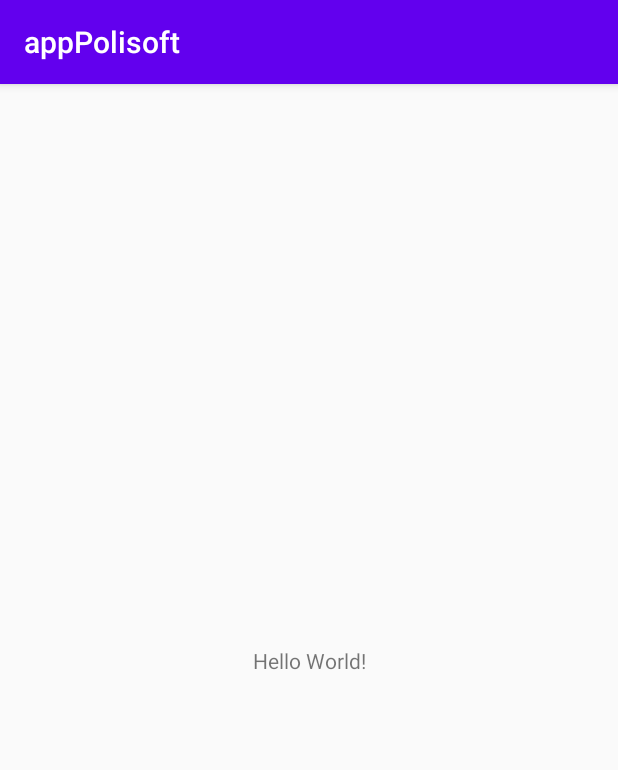
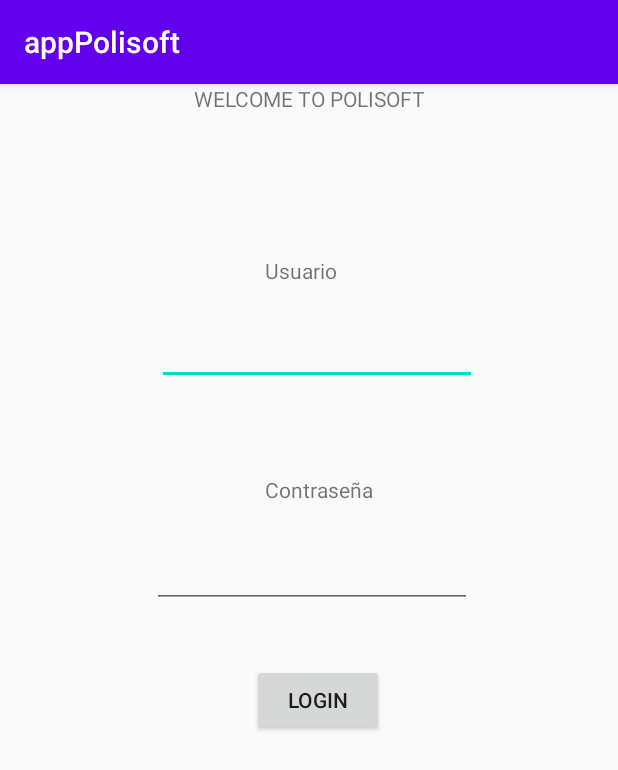
Before and after one commit to jotace357/appPolisoft, an Android app: the screen it shows after launch (MainActivity), on a phone screen of 412 x 824 dp. Shown: the top 770 px of the screen. Run offline under Robolectric (Android 15) with nearby library versions, the phone set to English and light mode, and no system bars.

Commit message:
a ver si comitea

```diff
--- a/app/build.gradle
+++ b/app/build.gradle
@@ -4,13 +4,18 @@ android {
     compileSdkVersion 30
     buildToolsVersion "30.0.2"
 
+    compileOptions {
+        sourceCompatibility 1.8
+        targetCompatibility 1.8
+    }
+
     defaultConfig {
+        multiDexEnabled true
         applicationId "com.tributech.apppolisoft"
         minSdkVersion 17
         targetSdkVersion 30
         versionCode 1
         versionName "1.0"
-
         testInstrumentationRunner "androidx.test.runner.AndroidJUnitRunner"
     }
 
@@ -23,6 +28,7 @@ android {
 }
 
 dependencies {
+    implementation 'com.android.support:multidex:1.0.3'
     implementation fileTree(dir: "libs", include: ["*.jar"])
     implementation 'androidx.appcompat:appcompat:1.2.0'
     implementation 'androidx.constraintlayout:constraintlayout:2.0.4'
--- a/app/src/main/AndroidManifest.xml
+++ b/app/src/main/AndroidManifest.xml
@@ -1,8 +1,9 @@
 <?xml version="1.0" encoding="utf-8"?>
 <manifest xmlns:android="http://schemas.android.com/apk/res/android"
     package="com.tributech.apppolisoft">
-
+    <uses-permission android:name="android.permission.INTERNET"/>
     <application
+        android:usesCleartextTraffic="true"
         android:allowBackup="true"
         android:icon="@mipmap/ic_launcher"
         android:label="@string/app_name"
--- a/app/src/main/java/com/tributech/apppolisoft/MainActivity.java
+++ b/app/src/main/java/com/tributech/apppolisoft/MainActivity.java
@@ -3,12 +3,41 @@ package com.tributech.apppolisoft;
 import androidx.appcompat.app.AppCompatActivity;
 
 import android.os.Bundle;
+import android.view.View;
+import android.widget.Button;
+import android.widget.EditText;
+
+import com.tributech.apppolisoft.repositories.UsuarioRepository;
+import com.tributech.apppolisoft.rest.RestApiClient;
+
+import retrofit2.Retrofit;
 
 public class MainActivity extends AppCompatActivity {
+
+    private Button button;
+    private EditText dnitext, passtext;
+    private String dni, pass;
 
     @Override
     protected void onCreate(Bundle savedInstanceState) {
         super.onCreate(savedInstanceState);
         setContentView(R.layout.activity_main);
+        button = findViewById(R.id.button);
+        dnitext = findViewById(R.id.text1);
+        passtext = findViewById(R.id.text2);
+
+        button.setOnClickListener(new View.OnClickListener(){
+            @Override
+            public void onClick(View view){
+                dni = dnitext.getText().toString();
+                pass = passtext.getText().toString();
+
+                UsuarioRepository userLogin = new UsuarioRepository();
+                userLogin.login(dni, pass);
+            }
+        });
     }
+
+    //private String createAuthToken(String dni, String pass) {
+    //}
 }
--- /dev/null
+++ b/app/src/main/java/com/tributech/apppolisoft/repositories/UsuarioRepository.java
@@ -0,0 +1,44 @@
+package com.tributech.apppolisoft.repositories;
+
+import android.app.Application;
+import android.widget.Toast;
+
+import androidx.appcompat.app.AppCompatActivity;
+import androidx.lifecycle.MutableLiveData;
+
+import com.tributech.apppolisoft.domain.Usuarios;
+import com.tributech.apppolisoft.rest.RestApiClient;
+import com.tributech.apppolisoft.rest.RestApiInterface;
+
+import okhttp3.ResponseBody;
+import retrofit2.Call;
+import retrofit2.Callback;
+import retrofit2.Response;
+
+public class UsuarioRepository extends AppCompatActivity {
+    private RestApiInterface apiService = RestApiClient.getClient().create(RestApiInterface.class);
+
+    public void login(String dni, String pass){
+        Call<ResponseBody> call = apiService.appiniciarsesion("2222", "2222");
+        /*call.enqueue(new Callback<ResponseBody>() {
+            @Override
+            public void onResponse(Call<ResponseBody> call, Response<ResponseBody> response) {
+                if(response.isSuccessful()){
+                    if(response.body().equals("BIENVENIDO")){
+                        Toast.makeText(getApplicationContext(),"ACCESO CORRECTO", Toast.LENGTH_LONG).show();
+                        System.out.println("conectado");
+                    }
+                }
+                else{
+                    Toast.makeText(getApplicationContext(),"ACCESO DENEGADO", Toast.LENGTH_LONG).show();
+                    System.out.println("errrorr");
+                }
+            }
+
+            @Override
+            public void onFailure(Call<String> call, Throwable t) {
+                t.printStackTrace();
+            }
+        });*/
+    }
+}
--- a/app/src/main/java/com/tributech/apppolisoft/rest/RestApiClient.java
+++ b/app/src/main/java/com/tributech/apppolisoft/rest/RestApiClient.java
@@ -11,15 +11,15 @@ import retrofit2.converter.gson.GsonConverterFactory;
 public class RestApiClient {
 
     private static OkHttpClient client = new OkHttpClient.Builder()
-            .connectTimeout(100, TimeUnit.SECONDS)
-            .readTimeout(100,TimeUnit.SECONDS)
+            .connectTimeout(7000, TimeUnit.SECONDS)
+            .readTimeout(7000,TimeUnit.SECONDS)
             .build();
     private static Retrofit retrofit;
 
     public static Retrofit getClient(){
         if(retrofit==null){
             retrofit = new Retrofit.Builder()
-                    .baseUrl("192.16.1.7:5000/")
+                    .baseUrl("http://192.168.0.106:5000/appiniciarsesion")
                     .client(client).addConverterFactory(GsonConverterFactory.create(new Gson())).build();
         }
         return retrofit;
--- a/app/src/main/java/com/tributech/apppolisoft/rest/RestApiInterface.java
+++ b/app/src/main/java/com/tributech/apppolisoft/rest/RestApiInterface.java
@@ -18,7 +18,7 @@ public interface RestApiInterface {
                                    @Query("telm") String telm, @Query("tel") String tel, @Query("correo") String correo);
 
     @POST("/appiniciarsesion")
-    Call<ResponseBody> appiniciarsesion(@Path("dni_init") String dni_init, @Query("pass_init") String pass_init);
+    Call<ResponseBody> appiniciarsesion(@Query("dni_init") String dni_init, @Query("pass_init") String pass_init);
 
     @POST("/appcerrarsesion")
     Call<ResponseBody> appcerrarsesion();
--- a/app/src/main/res/layout/activity_main.xml
+++ b/app/src/main/res/layout/activity_main.xml
@@ -7,12 +7,80 @@
     tools:context=".MainActivity">
 
     <TextView
+        android:id="@+id/textView"
+        android:layout_width="wrap_content"
+        android:layout_height="0dp"
+        android:layout_marginStart="129dp"
+        android:layout_marginEnd="128dp"
+        android:layout_marginBottom="36dp"
+        android:text="WELCOME TO POLISOFT"
+        app:layout_constraintBottom_toTopOf="@+id/textView2"
+        app:layout_constraintEnd_toEndOf="parent"
+        app:layout_constraintHorizontal_bias="1.0"
+        app:layout_constraintStart_toStartOf="parent" />
+
+    <TextView
+        android:id="@+id/textView2"
         android:layout_width="wrap_content"
         android:layout_height="wrap_content"
-        android:text="Hello World!"
-        app:layout_constraintBottom_toBottomOf="parent"
-        app:layout_constraintLeft_toLeftOf="parent"
-        app:layout_constraintRight_toRightOf="parent"
-        app:layout_constraintTop_toTopOf="parent" />
+        android:layout_marginStart="176dp"
+        android:layout_marginTop="95dp"
+        android:layout_marginEnd="187dp"
+        android:text="Usuario"
+        app:layout_constraintEnd_toEndOf="parent"
+        app:layout_constraintStart_toStartOf="parent"
+        app:layout_constraintTop_toBottomOf="@+id/textView" />
+
+    <TextView
+        android:id="@+id/textView3"
+        android:layout_width="wrap_content"
+        android:layout_height="wrap_content"
+        android:layout_marginStart="176dp"
+        android:layout_marginTop="60dp"
+        android:layout_marginEnd="163dp"
+        android:text="Contraseña"
+        app:layout_constraintEnd_toEndOf="parent"
+        app:layout_constraintHorizontal_bias="1.0"
+        app:layout_constraintStart_toStartOf="parent"
+        app:layout_constraintTop_toBottomOf="@+id/text1" />
+
+    <EditText
+        android:id="@+id/text1"
+        android:layout_width="wrap_content"
+        android:layout_height="wrap_content"
+        android:layout_marginStart="106dp"
+        android:layout_marginTop="21dp"
+        android:layout_marginEnd="95dp"
+        android:ems="10"
+        android:inputType="textPersonName"
+        app:layout_constraintEnd_toEndOf="parent"
+        app:layout_constraintStart_toStartOf="parent"
+        app:layout_constraintTop_toBottomOf="@+id/textView2" />
+
+    <Button
+        android:id="@+id/button"
+        android:layout_width="wrap_content"
+        android:layout_height="wrap_content"
+        android:layout_marginStart="167dp"
+        android:layout_marginTop="37dp"
+        android:layout_marginEnd="156dp"
+        android:text="Login"
+        app:layout_constraintEnd_toEndOf="parent"
+        app:layout_constraintStart_toStartOf="parent"
+        app:layout_constraintTop_toBottomOf="@+id/text2" />
+
+    <EditText
+        android:id="@+id/text2"
+        android:layout_width="wrap_content"
+        android:layout_height="wrap_content"
+        android:layout_marginStart="104dp"
+        android:layout_marginTop="24dp"
+        android:layout_marginEnd="97dp"
+        android:ems="10"
+        android:inputType="textPassword"
+        app:layout_constraintEnd_toEndOf="parent"
+        app:layout_constraintHorizontal_bias="1.0"
+        app:layout_constraintStart_toStartOf="parent"
+        app:layout_constraintTop_toBottomOf="@+id/textView3" />
 
 </androidx.constraintlayout.widget.ConstraintLayout>
```
Also changed, not shown: 949 other files.
